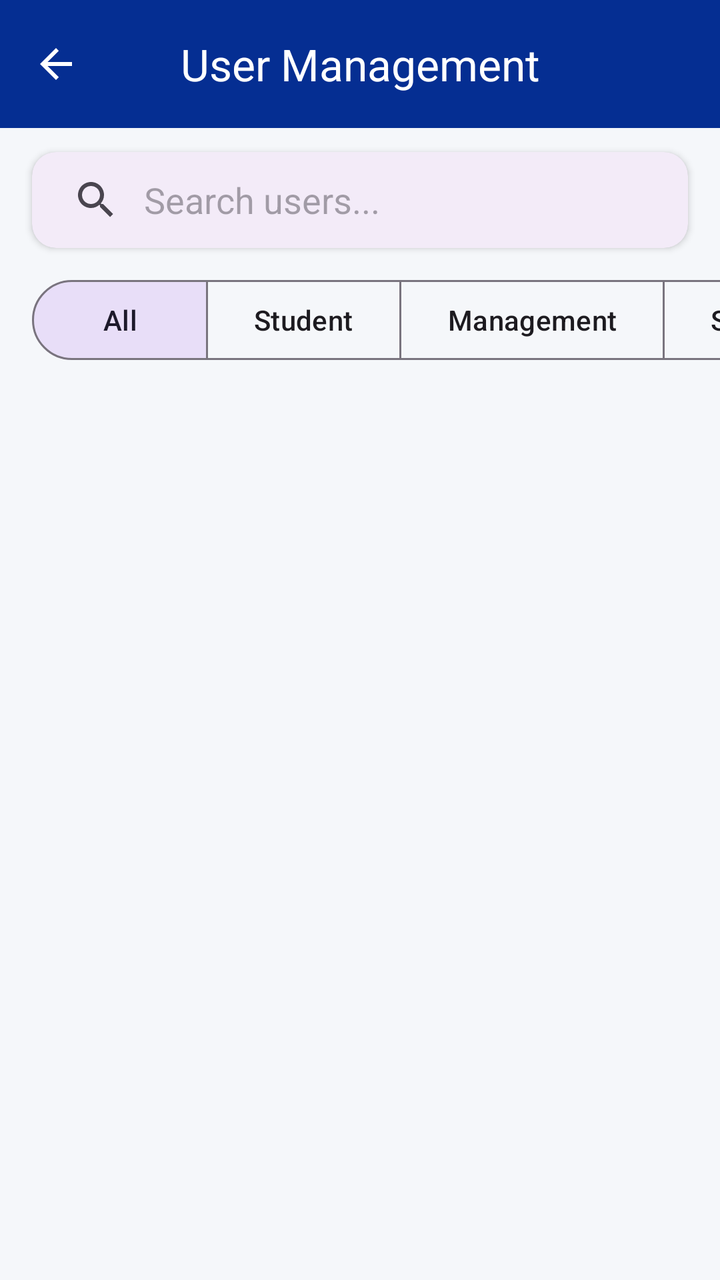
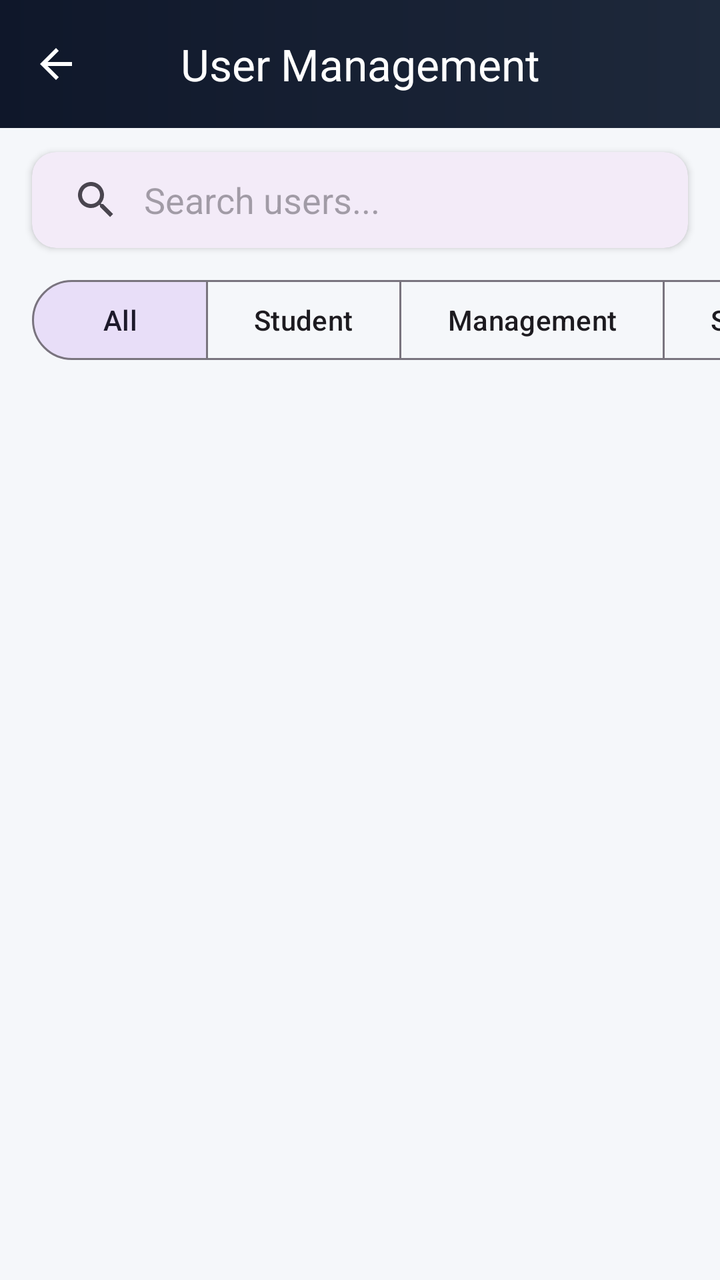

Screens rendered from an Android XML layout before and after an edit, with the pre-edit source and the edit as a unified diff.
<!-- AndroidManifest.xml: application theme Theme.DigitalPass -->
<!-- res/layout/activity_user_management.xml -->
<?xml version="1.0" encoding="utf-8"?>
<androidx.constraintlayout.widget.ConstraintLayout xmlns:android="http://schemas.android.com/apk/res/android"
    xmlns:app="http://schemas.android.com/apk/res-auto"
    xmlns:tools="http://schemas.android.com/tools"
    android:id="@+id/main"
    android:layout_width="match_parent"
    android:layout_height="match_parent"
    android:background="#F5F7FA"
    tools:context=".UserManagement">

    <com.google.android.material.appbar.MaterialToolbar
        android:id="@+id/toolbar"
        android:layout_width="match_parent"
        android:layout_height="?attr/actionBarSize"
        android:background="#052E92"
        app:layout_constraintTop_toTopOf="parent"
        app:navigationIcon="?attr/homeAsUpIndicator"
        app:navigationIconTint="#FFFFFF"
        app:title="User Management"
        app:titleCentered="true"
        app:titleTextColor="#FFFFFF"
        app:titleTextAppearance="@style/TextAppearance.Material3.TitleLarge" />

    <com.google.android.material.card.MaterialCardView
        android:id="@+id/searchCard"
        android:layout_width="0dp"
        android:layout_height="wrap_content"
        android:layout_marginHorizontal="16dp"
        android:layout_marginTop="12dp"
        app:cardCornerRadius="12dp"
        app:cardElevation="2dp"
        app:layout_constraintEnd_toEndOf="parent"
        app:layout_constraintStart_toStartOf="parent"
        app:layout_constraintTop_toBottomOf="@id/toolbar"
        app:strokeWidth="0dp">

        <SearchView
            android:id="@+id/userManagementSearch"
            android:layout_width="match_parent"
            android:layout_height="wrap_content"
            android:iconifiedByDefault="false"
            android:queryBackground="@android:color/transparent"
            android:queryHint="Search users..." />
    </com.google.android.material.card.MaterialCardView>

    <HorizontalScrollView
        android:id="@+id/filterButtonsScrollView"
        android:layout_width="0dp"
        android:layout_height="wrap_content"
        android:layout_marginTop="12dp"
        android:clipToPadding="false"
        android:paddingHorizontal="16dp"
        android:scrollbars="none"
        app:layout_constraintEnd_toEndOf="parent"
        app:layout_constraintStart_toStartOf="parent"
        app:layout_constraintTop_toBottomOf="@+id/searchCard">

        <com.google.android.material.button.MaterialButtonToggleGroup
            android:id="@+id/roleToggleGroup"
            android:layout_width="wrap_content"
            android:layout_height="wrap_content"
            android:paddingBottom="8dp"
            app:checkedButton="@+id/allUserButton"
            app:selectionRequired="true"
            app:singleSelection="true">

            <com.google.android.material.button.MaterialButton
                android:id="@+id/allUserButton"
                style="?attr/materialButtonOutlinedStyle"
                android:layout_width="wrap_content"
                android:layout_height="wrap_content"
                android:text="All" />

            <com.google.android.material.button.MaterialButton
                android:id="@+id/studentButton"
                style="?attr/materialButtonOutlinedStyle"
                android:layout_width="wrap_content"
                android:layout_height="wrap_content"
                android:text="Student" />

            <com.google.android.material.button.MaterialButton
                android:id="@+id/managementMemberButton"
                style="?attr/materialButtonOutlinedStyle"
                android:layout_width="wrap_content"
                android:layout_height="wrap_content"
                android:text="Management" />

            <com.google.android.material.button.MaterialButton
                android:id="@+id/securityButton"
                style="?attr/materialButtonOutlinedStyle"
                android:layout_width="wrap_content"
                android:layout_height="wrap_content"
                android:text="Security" />

            <com.google.android.material.button.MaterialButton
                android:id="@+id/receptionButton"
                style="?attr/materialButtonOutlinedStyle"
                android:layout_width="wrap_content"
                android:layout_height="wrap_content"
                android:text="Reception" />

        </com.google.android.material.button.MaterialButtonToggleGroup>
    </HorizontalScrollView>

    <androidx.recyclerview.widget.RecyclerView
        android:id="@+id/recyclerViewUserManagement"
        android:layout_width="0dp"
        android:layout_height="0dp"
        android:clipToPadding="false"
        android:paddingBottom="16dp"
        app:layout_constraintBottom_toBottomOf="parent"
        app:layout_constraintEnd_toEndOf="parent"
        app:layout_constraintStart_toStartOf="parent"
        app:layout_constraintTop_toBottomOf="@+id/filterButtonsScrollView"
        tools:listitem="@layout/historyitem" />

    <com.example.digitalpass.CustomProgressBar
        android:id="@+id/customProgressBar"
        android:layout_width="200dp"
        android:layout_height="200dp"
        android:visibility="gone"
        app:layout_constraintBottom_toBottomOf="parent"
        app:layout_constraintEnd_toEndOf="parent"
        app:layout_constraintStart_toStartOf="parent"
        app:layout_constraintTop_toTopOf="parent" />

</androidx.constraintlayout.widget.ConstraintLayout>
<!-- res/layout/historyitem.xml (included above) -->
<?xml version="1.0" encoding="utf-8"?>
<com.google.android.material.card.MaterialCardView xmlns:android="http://schemas.android.com/apk/res/android"
    xmlns:app="http://schemas.android.com/apk/res-auto"
    xmlns:tools="http://schemas.android.com/tools"
    android:id="@+id/historyItemCompleteLayout"
    android:layout_width="match_parent"
    android:layout_height="wrap_content"
    android:layout_marginHorizontal="16dp"
    android:layout_marginVertical="6dp"
    android:clickable="true"
    android:focusable="true"
    android:visibility="visible"
    app:cardCornerRadius="12dp"
    app:cardElevation="1dp"
    app:strokeWidth="0dp">

    <androidx.constraintlayout.widget.ConstraintLayout
        android:layout_width="match_parent"
        android:layout_height="wrap_content"
        android:padding="12dp">

        <com.google.android.material.imageview.ShapeableImageView
            android:id="@+id/memberImage"
            android:layout_width="56dp"
            android:layout_height="56dp"
            android:scaleType="centerCrop"
            android:src="@drawable/user_icon"
            app:layout_constraintBottom_toBottomOf="parent"
            app:layout_constraintStart_toStartOf="parent"
            app:layout_constraintTop_toTopOf="parent"
            app:shapeAppearanceOverlay="@style/CircleImageView" />

        <TextView
            android:id="@+id/memberName"
            android:layout_width="0dp"
            android:layout_height="wrap_content"
            android:layout_marginStart="16dp"
            android:ellipsize="end"
            android:maxLines="1"
            android:text="Member Name"
            android:textAppearance="@style/TextAppearance.Material3.TitleMedium"
            android:textColor="#2D3436"
            app:layout_constraintEnd_toEndOf="parent"
            app:layout_constraintStart_toEndOf="@id/memberImage"
            app:layout_constraintTop_toTopOf="@id/memberImage"
            app:layout_constraintVertical_chainStyle="packed" />

        <TextView
            android:id="@+id/memberRole"
            android:layout_width="0dp"
            android:layout_height="wrap_content"
            android:layout_marginTop="2dp"
            android:text="Member Role"
            android:textAppearance="@style/TextAppearance.Material3.BodyMedium"
            android:textColor="#636E72"
            app:layout_constraintEnd_toEndOf="parent"
            app:layout_constraintStart_toStartOf="@id/memberName"
            app:layout_constraintTop_toBottomOf="@id/memberName" />

        <TextView
            android:id="@+id/applyDateTime"
            android:layout_width="0dp"
            android:layout_height="wrap_content"
            android:text="Date time"
            android:textAppearance="@style/TextAppearance.Material3.BodyMedium"
            android:textColor="#636E72"
            android:visibility="gone"
            app:layout_constraintEnd_toEndOf="parent"
            app:layout_constraintStart_toStartOf="@id/memberName"
            app:layout_constraintTop_toBottomOf="@+id/memberRole" />

    </androidx.constraintlayout.widget.ConstraintLayout>

</com.google.android.material.card.MaterialCardView>
<!-- resources referenced by this layout -->
<resources>
  <!-- drawable user_icon: png bitmap (drawable, 5769 bytes) -->
  <style name="CircleImageView">
          <item name="cornerSize">50%</item>
      </style>
  <style name="Theme.DigitalPass" parent="Base.Theme.DigitalPass" />
  <style name="Base.Theme.DigitalPass" parent="Theme.Material3.Light.NoActionBar">
          
          
      </style>
</resources>

<!-- the commit's change to res/layout/activity_user_management.xml (unified diff, before → after) -->
@@ -12,7 +12,7 @@
         android:id="@+id/toolbar"
         android:layout_width="match_parent"
         android:layout_height="?attr/actionBarSize"
-        android:background="#052E92"
+        android:background="@drawable/appbar_gradient_bg"
         app:layout_constraintTop_toTopOf="parent"
         app:navigationIcon="?attr/homeAsUpIndicator"
         app:navigationIconTint="#FFFFFF"
@@ -123,6 +123,20 @@
         app:layout_constraintEnd_toEndOf="parent"
         app:layout_constraintStart_toStartOf="parent"
         app:layout_constraintTop_toTopOf="parent" />
+
+    <com.google.android.material.floatingactionbutton.FloatingActionButton
+        android:id="@+id/deleteUserButton"
+        android:layout_width="wrap_content"
+        android:layout_height="wrap_content"
+        android:layout_margin="32dp"
+        android:clickable="true"
+        android:visibility="gone"
+        app:backgroundTint="#EF4444"
+        app:elevation="6dp"
+        app:srcCompat="@android:drawable/ic_menu_delete"
+        app:tint="#FFFFFF"
+        app:layout_constraintBottom_toBottomOf="parent"
+        app:layout_constraintEnd_toEndOf="parent" />
 
 </androidx.constraintlayout.widget.ConstraintLayout>
 <!-- res/layout/historyitem.xml (included above) -->
<!-- resource entries referenced after the edit -->
@@ -1,5 +1,15 @@
 <!-- resources referenced by this layout -->
 <resources>
+  <!-- drawable appbar_gradient_bg (drawable) -->
+  <?xml version="1.0" encoding="utf-8"?>
+  <shape xmlns:android="http://schemas.android.com/apk/res/android"
+      android:shape="rectangle">
+      <gradient
+          android:startColor="#0F172A"
+          android:endColor="#1E293B"
+          android:angle="0"
+          android:type="linear" />
+  </shape>
   <!-- drawable user_icon: png bitmap (drawable, 5769 bytes) -->
   <style name="CircleImageView">
           <item name="cornerSize">50%</item>
